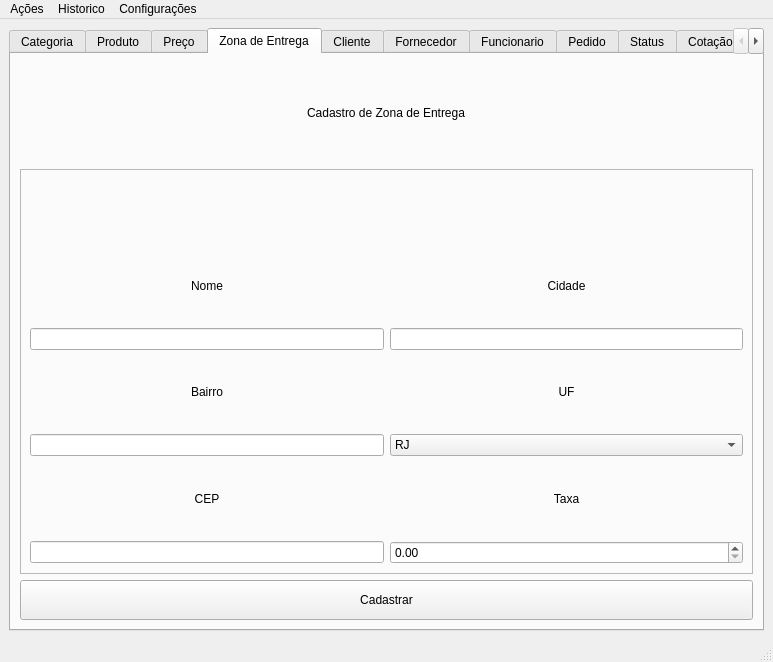
Before: the Qt Designer form backend/src/qt/views/mainV2.ui in antoniofernandodj/Chickie, drawn with Qt 5.
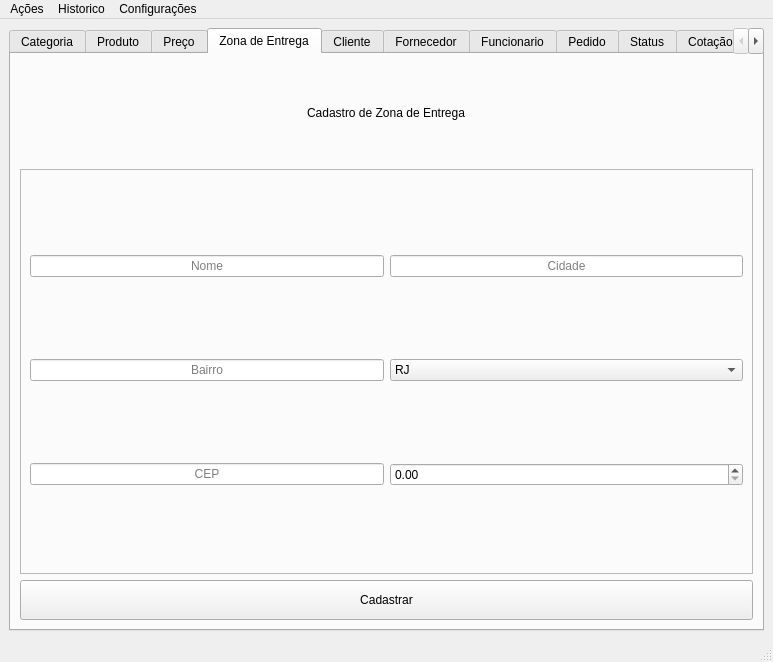
After: the same form once the commit is applied. The open tabs and pages were chosen to show the change.

Diff of the .ui file:
```diff
--- a/backend/src/qt/views/mainV2.ui
+++ b/backend/src/qt/views/mainV2.ui
@@ -344,51 +344,54 @@
            <enum>QFrame::Raised</enum>
           </property>
           <layout class="QGridLayout" name="gridLayout_5">
-           <item row="2" column="1">
-            <widget class="QLabel" name="labelCidadeZonaEntrega">
-             <property name="text">
+           <item row="1" column="1">
+            <widget class="QLineEdit" name="lineEditCidadeZonaEntrega">
+             <property name="alignment">
+              <set>Qt::AlignCenter</set>
+             </property>
+             <property name="placeholderText">
               <string>Cidade</string>
              </property>
-             <property name="alignment">
-              <set>Qt::AlignCenter</set>
-             </property>
             </widget>
            </item>
-           <item row="6" column="1">
-            <widget class="QLabel" name="labelTaxaZonaEntrega">
-             <property name="text">
-              <string>Taxa</string>
-             </property>
+           <item row="2" column="0">
+            <widget class="QLineEdit" name="lineEditBairroZonaEntrega">
              <property name="alignment">
               <set>Qt::AlignCenter</set>
              </property>
-            </widget>
-           </item>
-           <item row="6" column="0">
-            <widget class="QLabel" name="labelCEPZonaEntrega">
-             <property name="text">
-              <string>CEP</string>
+             <property name="placeholderText">
+              <string>Bairro</string>
              </property>
-             <property name="alignment">
-              <set>Qt::AlignCenter</set>
-             </property>
             </widget>
            </item>
-           <item row="7" column="0">
-            <widget class="QLineEdit" name="lineEditCEPZonaEntrega">
+           <item row="1" column="0">
+            <widget class="QLineEdit" name="lineEditNomeZonaEntrega">
              <property name="alignment">
               <set>Qt::AlignCenter</set>
              </property>
              <property name="placeholderText">
-              <string/>
+              <string>Nome</string>
              </property>
             </widget>
            </item>
-           <item row="7" column="1">
+           <item row="3" column="1">
             <widget class="QDoubleSpinBox" name="doubleSpinBoxTaxaZonaEntrega"/>
            </item>
-           <item row="5" column="1">
+           <item row="3" column="0">
+            <widget class="QLineEdit" name="lineEditCEPZonaEntrega">
+             <property name="alignment">
+              <set>Qt::AlignCenter</set>
+             </property>
+             <property name="placeholderText">
+              <string>CEP</string>
+             </property>
+            </widget>
+           </item>
+           <item row="2" column="1">
             <widget class="QComboBox" name="comboBoxUFZonaEntrega">
+             <property name="styleSheet">
+              <string notr="true"/>
+             </property>
              <property name="placeholderText">
               <string/>
              </property>
@@ -399,82 +402,6 @@
              </item>
             </widget>
            </item>
-           <item row="5" column="0">
-            <widget class="QLineEdit" name="lineEditBairroZonaEntrega">
-             <property name="alignment">
-              <set>Qt::AlignCenter</set>
-             </property>
-             <property name="placeholderText">
-              <string/>
-             </property>
-            </widget>
-           </item>
-           <item row="3" column="0">
-            <widget class="QLineEdit" name="lineEditNomeZonaEntrega">
-             <property name="alignment">
-              <set>Qt::AlignCenter</set>
-             </property>
-             <property name="placeholderText">
-              <string/>
-             </property>
-            </widget>
-           </item>
-           <item row="4" column="0">
-            <widget class="QLabel" name="labelBairroZonaEntrega">
-             <property name="text">
-              <string>Bairro</string>
-             </property>
-             <property name="alignment">
-              <set>Qt::AlignCenter</set>
-             </property>
-            </widget>
-           </item>
-           <item row="3" column="1">
-            <widget class="QLineEdit" name="lineEditCidadeZonaEntrega">
-             <property name="alignment">
-              <set>Qt::AlignCenter</set>
-             </property>
-             <property name="placeholderText">
-              <string/>
-             </property>
-            </widget>
-           </item>
-           <item row="2" column="0">
-            <widget class="QLabel" name="label">
-             <property name="text">
-              <string>Nome</string>
-             </property>
-             <property name="alignment">
-              <set>Qt::AlignCenter</set>
-             </property>
-            </widget>
-           </item>
-           <item row="4" column="1">
-            <widget class="QLabel" name="labelUFZonaEntrega">
-             <property name="text">
-              <string>UF</string>
-             </property>
-             <property name="alignment">
-              <set>Qt::AlignCenter</set>
-             </property>
-            </widget>
-           </item>
-           <item row="1" column="0" colspan="2">
-            <spacer name="verticalSpacer">
-             <property name="orientation">
-              <enum>Qt::Vertical</enum>
-             </property>
-             <property name="sizeType">
-              <enum>QSizePolicy::Fixed</enum>
-             </property>
-             <property name="sizeHint" stdset="0">
-              <size>
-               <width>20</width>
-               <height>70</height>
-              </size>
-             </property>
-            </spacer>
-           </item>
           </layout>
          </widget>
         </item>
```
Left out of the diff: 76 changed lines with no effect on the pictures.
